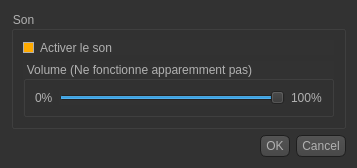
The window that vue/parametresson.ui (mourad1081/LaRevancheDesIndustriels) describes before a commit, drawn with Qt 5.
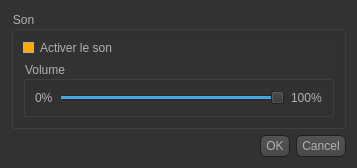
The same window after the commit. Icons and pictures are not drawn.

The edit to the form file:
```diff
--- a/vue/parametresson.ui
+++ b/vue/parametresson.ui
@@ -497,7 +497,7 @@
       <item>
        <widget class="QGroupBox" name="groupBox">
         <property name="title">
-         <string>Volume (Ne fonctionne apparemment pas)</string>
+         <string>Volume</string>
         </property>
         <layout class="QHBoxLayout" name="horizontalLayout">
          <item>
```
